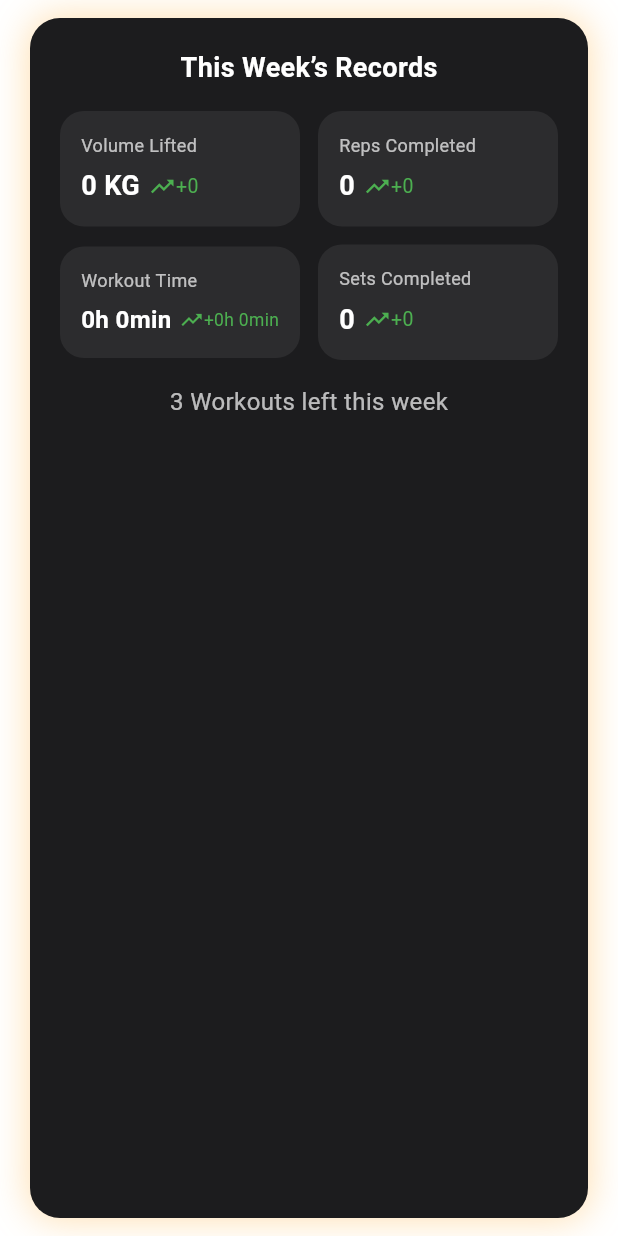
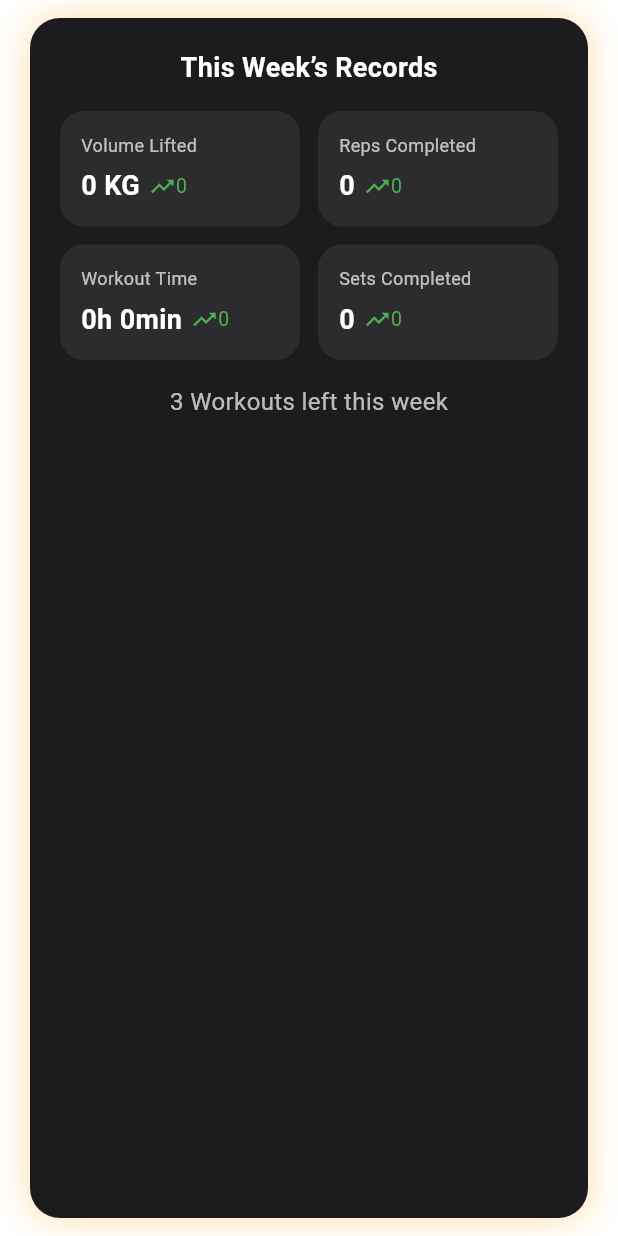
Before and after one commit to ottoorta/weightlifting-tracker, a Flutter app: the ThisWeekRecords widget shown alone on an empty page, opened directly, on a phone screen of 412 x 824 dp. Run offline on Flutter 3.47's test engine with Material 3 defaults, Android fonts, the light colour scheme and no system bars; our stand-ins replace audioplayers, chewie, cloud_firestore, firebase_auth, firebase_core, firebase_storage and 5 more; missing offline and left inert: firebase_app_check, flutter_facebook_auth; accounts and stored records are empty; Roboto replaces fonts that are missing (Montserrat).

Commit message:
fix(this_week_records): syntax error + full week comparison
- Fixed Duration(days: Duration(days: 7)) typo
- Real comparison this week vs last week
- Arrows show real progress
- Duration difference in h/min
- 100% working

```diff
--- a/lib/widgets/this_week_records.dart
+++ b/lib/widgets/this_week_records.dart
@@ -11,71 +11,86 @@ class ThisWeekRecords extends StatelessWidget {
     if (user == null) return _emptyStats();
 
     final now = DateTime.now();
-    final startOfWeek = now
+    final startOfThisWeek = now
         .subtract(Duration(days: now.weekday - 1))
         .copyWith(hour: 0, minute: 0, second: 0, millisecond: 0);
-    final endOfWeek = startOfWeek.add(const Duration(days: 7));
+    final endOfThisWeek = startOfThisWeek.add(const Duration(days: 7));
 
-    final weekStartStr =
-        "${startOfWeek.year}-${startOfWeek.month.toString().padLeft(2, '0')}-${startOfWeek.day.toString().padLeft(2, '0')}";
-    final weekEndStr =
-        "${endOfWeek.year}-${endOfWeek.month.toString().padLeft(2, '0')}-${endOfWeek.day.toString().padLeft(2, '0')}";
+    final startOfLastWeek = startOfThisWeek.subtract(const Duration(days: 7));
+
+    final thisWeekStartStr =
+        "${startOfThisWeek.year}-${startOfThisWeek.month.toString().padLeft(2, '0')}-${startOfThisWeek.day.toString().padLeft(2, '0')}";
+    final lastWeekStartStr =
+        "${startOfLastWeek.year}-${startOfLastWeek.month.toString().padLeft(2, '0')}-${startOfLastWeek.day.toString().padLeft(2, '0')}";
 
     try {
-      debugPrint("Buscando workouts esta semana: $weekStartStr → $weekEndStr");
+      debugPrint("Esta semana: $thisWeekStartStr → ...");
+      debugPrint("Semana pasada: $lastWeekStartStr → $thisWeekStartStr");
 
-      final snapshot = await FirebaseFirestore.instance
+      // ESTA SEMANA
+      final thisWeekSnapshot = await FirebaseFirestore.instance
           .collection('workouts')
           .where('uid', isEqualTo: user.uid)
-          .where('date', isGreaterThanOrEqualTo: weekStartStr)
-          .where('date', isLessThan: weekEndStr)
+          .where('date', isGreaterThanOrEqualTo: thisWeekStartStr)
           .get();
 
-      debugPrint("Workouts encontrados esta semana: ${snapshot.docs.length}");
+      // SEMANA PASADA
+      final lastWeekSnapshot = await FirebaseFirestore.instance
+          .collection('workouts')
+          .where('uid', isEqualTo: user.uid)
+          .where('date', isGreaterThanOrEqualTo: lastWeekStartStr)
+          .where('date', isLessThan: thisWeekStartStr)
+          .get();
 
-      double volume = 0;
-      int reps = 0;
-      int sets = 0;
-      int duration = 0;
+      debugPrint("Esta semana: ${thisWeekSnapshot.docs.length} workouts");
+      debugPrint("Semana pasada: ${lastWeekSnapshot.docs.length} workouts");
 
+      double volumeThis = 0, volumeLast = 0;
+      int repsThis = 0, repsLast = 0;
+      int setsThis = 0, setsLast = 0;
+      int durationThis = 0, durationLast = 0;
+
+      Future<void> _processWeek(QuerySnapshot snapshot, bool isThisWeek) async {
         for (var doc in snapshot.docs) {
-        final workoutId = doc.id;
-        debugPrint("Procesando workout: $workoutId");
-
           final loggedSetsSnap =
               await doc.reference.collection('logged_sets').get();
-        debugPrint(
-            "  → logged_sets encontrados: ${loggedSetsSnap.docs.length}");
-
-        final workoutDuration = (doc['duration'] as num?)?.toInt() ?? 0;
-        duration += workoutDuration;
+          final duration = (doc['duration'] as num?)?.toInt() ?? 0;
 
           for (var setDoc in loggedSetsSnap.docs) {
             final data = setDoc.data();
             final weight = (data['weight'] as num?)?.toDouble() ?? 0;
-          final r = (data['reps'] as num?)?.toInt() ?? 0;
+            final reps = (data['reps'] as num?)?.toInt() ?? 0;
 
-          volume += weight * r;
-          reps += r;
-          sets++;
+            if (isThisWeek) {
+              volumeThis += weight * reps;
+              repsThis += reps;
+              setsThis++;
+              durationThis += duration;
+            } else {
+              volumeLast += weight * reps;
+              repsLast += reps;
+              setsLast++;
+              durationLast += duration;
+            }
+          }
         }
       }
 
-      final workoutsThisWeek = snapshot.docs.length;
+      await _processWeek(thisWeekSnapshot, true);
+      await _processWeek(lastWeekSnapshot, false);
+
+      final workoutsThisWeek = thisWeekSnapshot.docs.length;
       final workoutsLeft = 3 - workoutsThisWeek;
 
-      debugPrint(
-          "RESULTADO FINAL → Volumen: $volume KG | Reps: $reps | Sets: $sets | Tiempo: $duration min");
-
       return {
-        'volume': volume,
-        'volumeDiff': 0.0,
-        'reps': reps,
-        'repsDiff': 0,
-        'sets': sets,
-        'setsDiff': 0,
-        'duration': duration,
-        'durationDiff': 0,
+        'volume': volumeThis,
+        'volumeDiff': volumeThis - volumeLast,
+        'reps': repsThis,
+        'repsDiff': repsThis - repsLast,
+        'sets': setsThis,
+        'setsDiff': setsThis - setsLast,
+        'duration': durationThis,
+        'durationDiff': durationThis - durationLast,
         'workoutsLeft': workoutsLeft.clamp(0, 3),
       };
     } catch (e, s) {
@@ -103,6 +118,19 @@ class ThisWeekRecords extends StatelessWidget {
     return h > 0 ? "${h}h ${m}min" : "${m}min";
   }
 
+  String _formatChange(dynamic diff, {bool isDuration = false}) {
+    if (diff == 0) return "0";
+    final abs = diff.abs();
+    final prefix = diff > 0 ? "+" : "-";
+    if (isDuration) {
+      final h = abs ~/ 60;
+      final m = abs % 60;
+      final time = h > 0 ? "${h}h ${m}min" : "${m}min";
+      return "$prefix$time";
+    }
+    return "$prefix$abs";
+  }
+
   @override
   Widget build(BuildContext context) {
     return FutureBuilder<Map<String, dynamic>>(
@@ -120,7 +148,8 @@ class ThisWeekRecords extends StatelessWidget {
               BoxShadow(
                 color: Colors.orange.withOpacity(0.3),
                 blurRadius: 20,
-                  spreadRadius: 1),
+                spreadRadius: 1,
+              ),
             ],
           ),
           child: Column(
@@ -130,7 +159,8 @@ class ThisWeekRecords extends StatelessWidget {
                 style: TextStyle(
                   color: Colors.white,
                   fontSize: 18,
-                    fontWeight: FontWeight.bold),
+                  fontWeight: FontWeight.bold,
+                ),
               ),
               const SizedBox(height: 16),
               Row(
@@ -138,15 +168,15 @@ class ThisWeekRecords extends StatelessWidget {
                   _StatBox(
                     title: "Volume Lifted",
                     value: "${stats['volume'].toStringAsFixed(0)} KG",
-                    change: "+0",
-                    isUp: true,
+                    change: _formatChange(stats['volumeDiff']),
+                    isUp: stats['volumeDiff'] >= 0,
                   ),
                   const SizedBox(width: 12),
                   _StatBox(
                     title: "Reps Completed",
                     value: stats['reps'].toString(),
-                    change: "+0",
-                    isUp: true,
+                    change: _formatChange(stats['repsDiff']),
+                    isUp: stats['repsDiff'] >= 0,
                   ),
                 ],
               ),
@@ -156,15 +186,16 @@ class ThisWeekRecords extends StatelessWidget {
                   _StatBox(
                     title: "Workout Time",
                     value: _formatDuration(stats['duration']),
-                    change: "+0h 0min",
-                    isUp: true,
+                    change:
+                        _formatChange(stats['durationDiff'], isDuration: true),
+                    isUp: stats['durationDiff'] >= 0,
                   ),
                   const SizedBox(width: 12),
                   _StatBox(
                     title: "Sets Completed",
                     value: stats['sets'].toString(),
-                    change: "+0",
-                    isUp: true,
+                    change: _formatChange(stats['setsDiff']),
+                    isUp: stats['setsDiff'] >= 0,
                   ),
                 ],
               ),
@@ -204,8 +235,10 @@ class _StatBox extends StatelessWidget {
         child: Column(
           crossAxisAlignment: CrossAxisAlignment.start,
           children: [
-            Text(title,
-                style: const TextStyle(color: Colors.white70, fontSize: 12)),
+            Text(
+              title,
+              style: const TextStyle(color: Colors.white70, fontSize: 12),
+            ),
             const SizedBox(height: 6),
             FittedBox(
               fit: BoxFit.scaleDown,
@@ -216,7 +249,8 @@ class _StatBox extends StatelessWidget {
                     style: const TextStyle(
                       color: Colors.white,
                       fontSize: 18,
-                        fontWeight: FontWeight.bold),
+                      fontWeight: FontWeight.bold,
+                    ),
                   ),
                   const SizedBox(width: 6),
                   Icon(
@@ -227,7 +261,9 @@ class _StatBox extends StatelessWidget {
                   Text(
                     change,
                     style: TextStyle(
-                        color: isUp ? Colors.green : Colors.red, fontSize: 13),
+                      color: isUp ? Colors.green : Colors.red,
+                      fontSize: 13,
+                    ),
                   ),
                 ],
               ),
```
Lines whose indentation alone changed are shown as unchanged.
